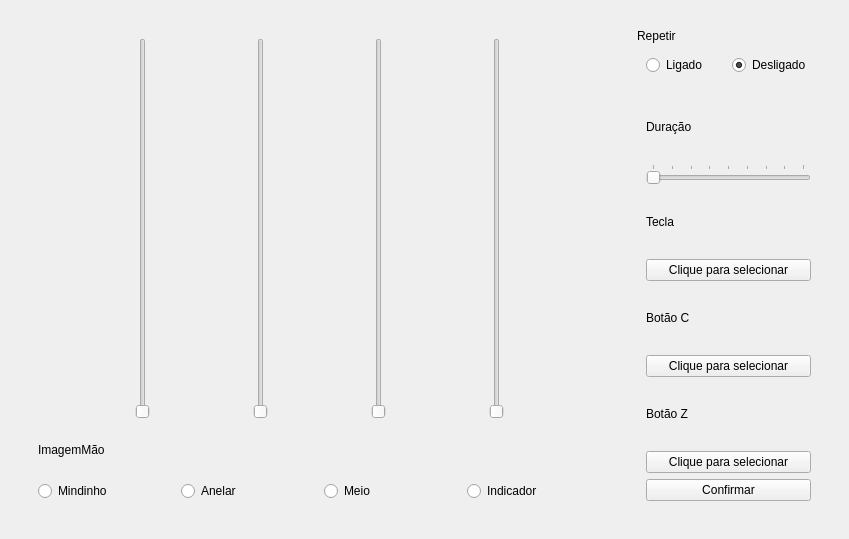
Before: the Qt Designer form ui/ui_files/config_widget.ui in JPCassimiro/JHMR, drawn with Qt 5.
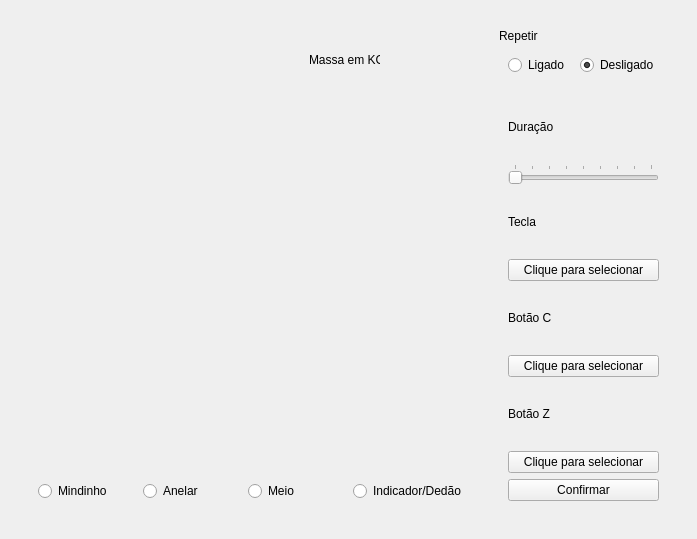
After: the same form once the commit is applied. Icons and pictures are not drawn.

Commit message: (mostly) final config screen version

```diff
--- a/ui/ui_files/config_widget.ui
+++ b/ui/ui_files/config_widget.ui
@@ -6,7 +6,7 @@
    <rect>
     <x>0</x>
     <y>0</y>
-    <width>849</width>
+    <width>697</width>
     <height>539</height>
    </rect>
   </property>
@@ -19,70 +19,47 @@
      <layout class="QGridLayout" name="gridLayout_2" rowstretch="0" columnstretch="3,1">
       <item row="0" column="0">
        <widget class="QWidget" name="pressureFingerContainer" native="true">
-        <layout class="QVBoxLayout" name="verticalLayout_3">
+        <layout class="QVBoxLayout" name="verticalLayout_3" stretch="1,0">
          <item>
           <widget class="QWidget" name="slidersContainer" native="true">
-           <layout class="QHBoxLayout" name="horizontalLayout_2">
-            <item>
-             <widget class="QSlider" name="verticalSliderLittle">
-              <property name="maximum">
-               <number>200</number>
-              </property>
-              <property name="orientation">
-               <enum>Qt::Orientation::Vertical</enum>
-              </property>
-              <property name="tickPosition">
-               <enum>QSlider::TickPosition::NoTicks</enum>
-              </property>
-              <property name="tickInterval">
-               <number>0</number>
-              </property>
-             </widget>
-            </item>
-            <item>
-             <widget class="QSlider" name="verticalSliderRing">
-              <property name="maximum">
-               <number>200</number>
-              </property>
-              <property name="orientation">
-               <enum>Qt::Orientation::Vertical</enum>
-              </property>
-             </widget>
-            </item>
-            <item>
-             <widget class="QSlider" name="verticalSliderMiddle">
-              <property name="maximum">
-               <number>200</number>
-              </property>
-              <property name="orientation">
-               <enum>Qt::Orientation::Vertical</enum>
-              </property>
-             </widget>
-            </item>
-            <item>
-             <widget class="QSlider" name="verticalSliderIndex">
-              <property name="maximum">
-               <number>200</number>
-              </property>
-              <property name="orientation">
-               <enum>Qt::Orientation::Vertical</enum>
-              </property>
-             </widget>
-            </item>
-           </layout>
-          </widget>
-         </item>
-         <item>
-          <widget class="QWidget" name="handImageContainer" native="true">
-           <layout class="QGridLayout" name="gridLayout_4">
-            <item row="0" column="0">
-             <widget class="QLabel" name="handImageLabel">
-              <property name="text">
-               <string>ImagemMão</string>
-              </property>
-             </widget>
-            </item>
-           </layout>
+           <widget class="QLabel" name="handImageLabel">
+            <property name="geometry">
+             <rect>
+              <x>110</x>
+              <y>150</y>
+              <width>201</width>
+              <height>151</height>
+             </rect>
+            </property>
+            <property name="text">
+             <string/>
+            </property>
+            <property name="pixmap">
+             <pixmap>../../_internal/resources/imgs/hand.png</pixmap>
+            </property>
+            <property name="scaledContents">
+             <bool>true</bool>
+            </property>
+            <property name="alignment">
+             <set>Qt::AlignmentFlag::AlignCenter</set>
+            </property>
+            <property name="wordWrap">
+             <bool>false</bool>
+            </property>
+           </widget>
+           <widget class="QLabel" name="massLabel">
+            <property name="geometry">
+             <rect>
+              <x>280</x>
+              <y>10</y>
+              <width>71</width>
+              <height>41</height>
+             </rect>
+            </property>
+            <property name="text">
+             <string>Massa em KG</string>
+            </property>
+           </widget>
           </widget>
          </item>
          <item>
@@ -121,7 +98,7 @@
             <item>
              <widget class="QRadioButton" name="radioButtonIndex">
               <property name="text">
-               <string>Indicador</string>
+               <string>Indicador/Dedão</string>
               </property>
               <attribute name="buttonGroup">
                <string notr="true">fingerButtonGroup</string>
@@ -150,6 +127,9 @@
          <item>
           <widget class="QWidget" name="repeatButtonContainer" native="true">
            <layout class="QHBoxLayout" name="horizontalLayout">
+            <property name="spacing">
+             <number>10</number>
+            </property>
             <item>
              <widget class="QRadioButton" name="repeatOnButton">
               <property name="text">
```
Left out of the diff: 2 changed lines with no effect on the pictures. The commit also changes 23 other files.
